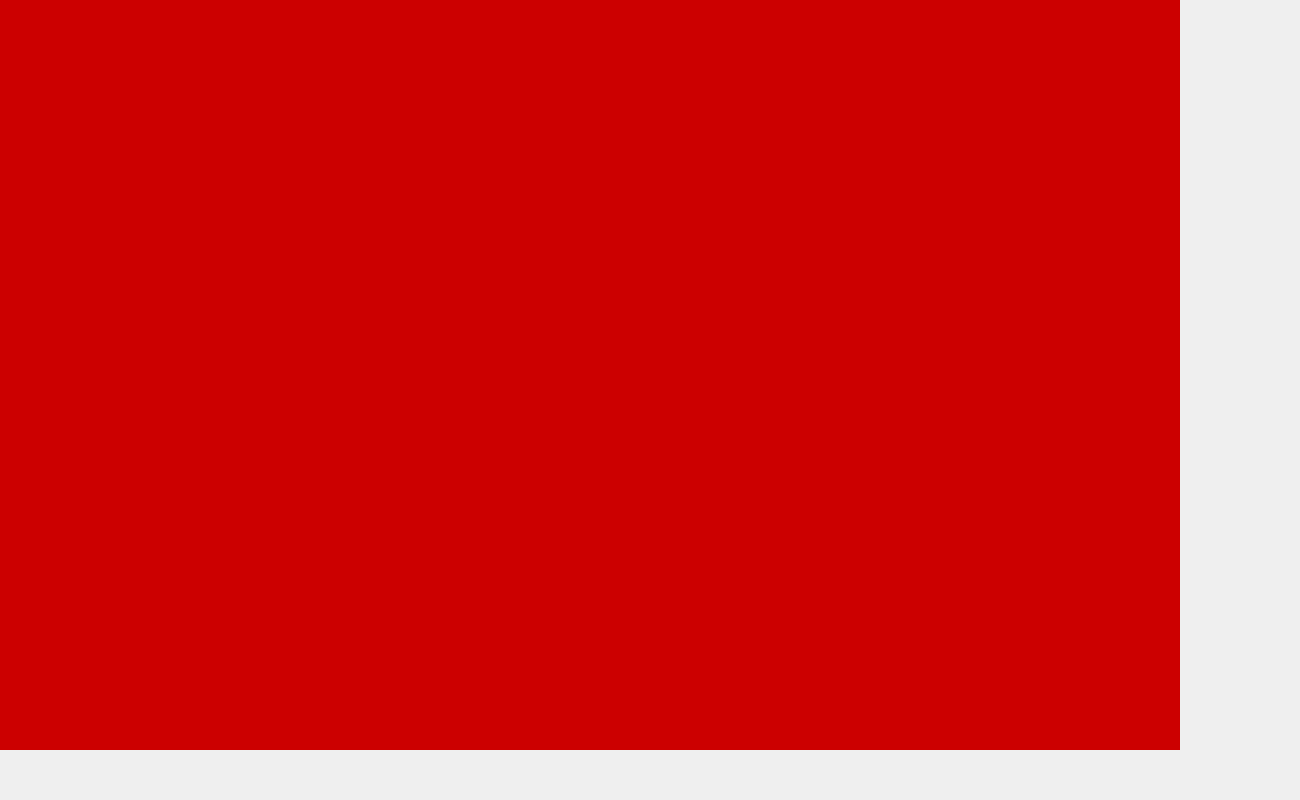
First picture: the form in Blue/mainwindow.ui, repository AmiditeX/Blue, before the edit.
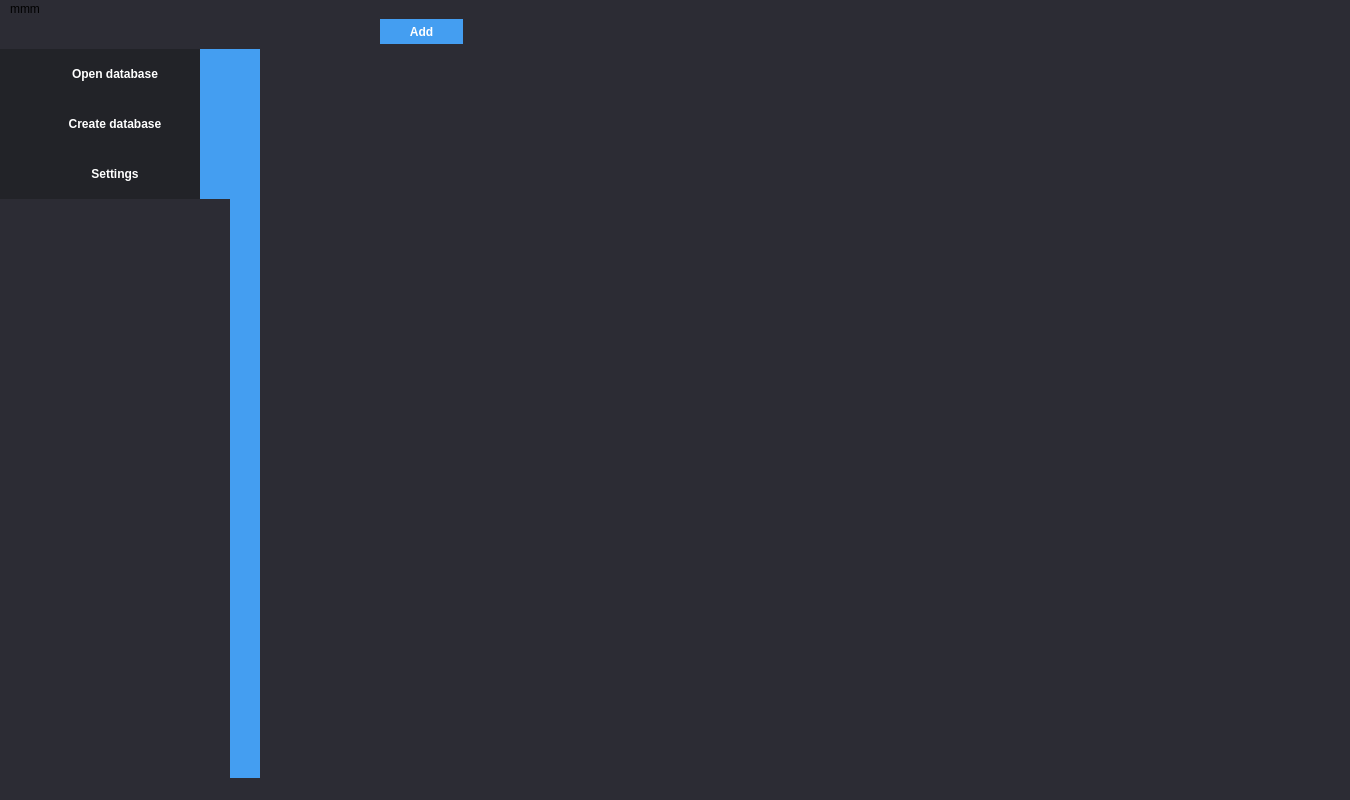
Second picture: the form after the edit.

```diff
--- a/Blue/mainwindow.ui
+++ b/Blue/mainwindow.ui
@@ -6,27 +6,242 @@
    <rect>
     <x>0</x>
     <y>0</y>
-    <width>1300</width>
+    <width>1350</width>
     <height>800</height>
    </rect>
   </property>
   <property name="windowTitle">
    <string>MainWindow</string>
   </property>
+  <property name="styleSheet">
+   <string notr="true">background-color: rgb(44, 44, 52);</string>
+  </property>
   <widget class="QWidget" name="centralWidget">
-   <widget class="QWidget" name="widget" native="true">
+   <widget class="QPushButton" name="pushButton">
     <property name="geometry">
      <rect>
-      <x>0</x>
+      <x>380</x>
       <y>0</y>
-      <width>1180</width>
+      <width>83</width>
+      <height>25</height>
+     </rect>
+    </property>
+    <property name="styleSheet">
+     <string notr="true">QPushButton
+{
+border:0px;
+background-color: rgb(68, 158, 241);
+color: rgb(255, 255, 255);
+font-weight: bold
+}
+
+QPushButton::pressed {
+background-color: rgb(93, 127, 247);
+}</string>
+    </property>
+    <property name="text">
+     <string>Add</string>
+    </property>
+   </widget>
+   <widget class="QTabWidget" name="databaseTab">
+    <property name="geometry">
+     <rect>
+      <x>260</x>
+      <y>30</y>
+      <width>1080</width>
       <height>750</height>
      </rect>
     </property>
     <property name="styleSheet">
-     <string notr="true">background-color: rgb(204, 0, 0);</string>
+     <string notr="true">border:0px;</string>
     </property>
+    <property name="tabPosition">
+     <enum>QTabWidget::West</enum>
+    </property>
+    <property name="tabBarAutoHide">
+     <bool>false</bool>
+    </property>
    </widget>
+   <widget class="QLabel" name="sideColor">
+    <property name="geometry">
+     <rect>
+      <x>230</x>
+      <y>30</y>
+      <width>30</width>
+      <height>730</height>
+     </rect>
+    </property>
+    <property name="styleSheet">
+     <string notr="true">background-color: rgb(68, 158, 241);</string>
+    </property>
+    <property name="text">
+     <string/>
+    </property>
+   </widget>
+   <widget class="QPushButton" name="buttonOpen">
+    <property name="geometry">
+     <rect>
+      <x>0</x>
+      <y>30</y>
+      <width>230</width>
+      <height>50</height>
+     </rect>
+    </property>
+    <property name="styleSheet">
+     <string notr="true">QPushButton
+{
+border:0px;
+background-color: rgb(34, 35, 40);
+color: rgb(255, 255, 255);
+font-weight: bold
+}
+
+QPushButton::pressed {
+border-right: 5px;
+border-right-color:red;
+}</string>
+    </property>
+    <property name="text">
+     <string>Open database</string>
+    </property>
+    <property name="checkable">
+     <bool>true</bool>
+    </property>
+   </widget>
+   <widget class="QLabel" name="buttonColor_1">
+    <property name="geometry">
+     <rect>
+      <x>200</x>
+      <y>30</y>
+      <width>30</width>
+      <height>50</height>
+     </rect>
+    </property>
+    <property name="styleSheet">
+     <string notr="true">background-color: rgb(68, 158, 241);</string>
+    </property>
+    <property name="text">
+     <string/>
+    </property>
+   </widget>
+   <widget class="QLabel" name="buttonColor_2">
+    <property name="geometry">
+     <rect>
+      <x>200</x>
+      <y>80</y>
+      <width>30</width>
+      <height>50</height>
+     </rect>
+    </property>
+    <property name="styleSheet">
+     <string notr="true">background-color: rgb(68, 158, 241);</string>
+    </property>
+    <property name="text">
+     <string/>
+    </property>
+   </widget>
+   <widget class="QLabel" name="buttonColor_3">
+    <property name="geometry">
+     <rect>
+      <x>200</x>
+      <y>130</y>
+      <width>30</width>
+      <height>50</height>
+     </rect>
+    </property>
+    <property name="styleSheet">
+     <string notr="true">background-color: rgb(68, 158, 241);</string>
+    </property>
+    <property name="text">
+     <string/>
+    </property>
+   </widget>
+   <widget class="QPushButton" name="buttonCreate">
+    <property name="geometry">
+     <rect>
+      <x>0</x>
+      <y>80</y>
+      <width>230</width>
+      <height>50</height>
+     </rect>
+    </property>
+    <property name="styleSheet">
+     <string notr="true">QPushButton
+{
+border:0px;
+background-color: rgb(34, 35, 40);
+color: rgb(255, 255, 255);
+font-weight: bold
+}
+
+QPushButton::pressed {
+border-right: 5px;
+border-right-color:red;
+}</string>
+    </property>
+    <property name="text">
+     <string>Create database</string>
+    </property>
+    <property name="checkable">
+     <bool>true</bool>
+    </property>
+   </widget>
+   <widget class="QPushButton" name="buttonSettings">
+    <property name="geometry">
+     <rect>
+      <x>0</x>
+      <y>130</y>
+      <width>230</width>
+      <height>50</height>
+     </rect>
+    </property>
+    <property name="styleSheet">
+     <string notr="true">QPushButton
+{
+border:0px;
+background-color: rgb(34, 35, 40);
+color: rgb(255, 255, 255);
+font-weight: bold
+}
+
+QPushButton::pressed {
+border-right: 5px;
+border-right-color:red;
+}</string>
+    </property>
+    <property name="text">
+     <string>Settings</string>
+    </property>
+    <property name="checkable">
+     <bool>true</bool>
+    </property>
+   </widget>
+   <zorder>buttonSettings</zorder>
+   <zorder>buttonCreate</zorder>
+   <zorder>pushButton</zorder>
+   <zorder>databaseTab</zorder>
+   <zorder>sideColor</zorder>
+   <zorder>buttonOpen</zorder>
+   <zorder>buttonColor_1</zorder>
+   <zorder>buttonColor_2</zorder>
+   <zorder>buttonColor_3</zorder>
+  </widget>
+  <widget class="QStatusBar" name="statusBar"/>
+  <widget class="QMenuBar" name="menuBar">
+   <property name="geometry">
+    <rect>
+     <x>0</x>
+     <y>0</y>
+     <width>1350</width>
+     <height>22</height>
+    </rect>
+   </property>
+   <widget class="QMenu" name="menummm">
+    <property name="title">
+     <string>mmm</string>
+    </property>
+   </widget>
+   <addaction name="menummm"/>
   </widget>
  </widget>
  <layoutdefault spacing="6" margin="11"/>
```
Left out of the diff: 51 changed lines with no effect on the pictures.
